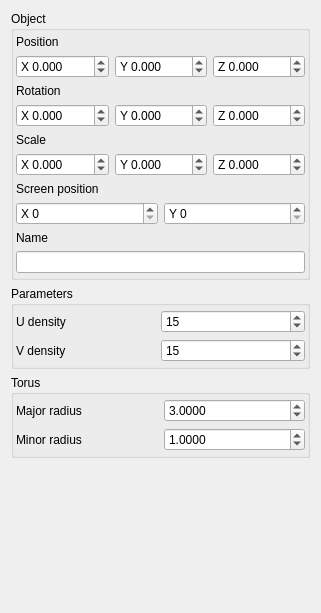
The window that Controls/controls.ui (VenMolom/GeometricModeling) describes before a commit, drawn with Qt 5.
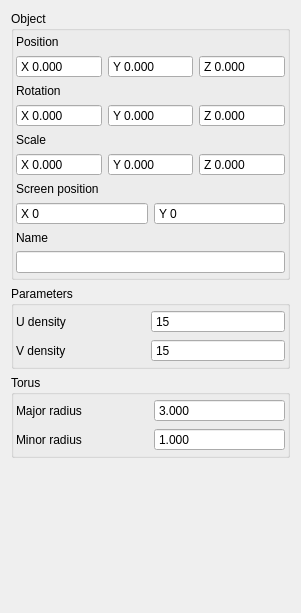
The same window after the commit.

```diff
--- a/Controls/controls.ui
+++ b/Controls/controls.ui
@@ -68,6 +68,12 @@
          </item>
          <item row="0" column="1">
           <widget class="QSpinBox" name="uDensity">
+           <property name="buttonSymbols">
+            <enum>QAbstractSpinBox::NoButtons</enum>
+           </property>
+           <property name="accelerated">
+            <bool>true</bool>
+           </property>
            <property name="minimum">
             <number>2</number>
            </property>
@@ -115,6 +121,12 @@
          </item>
          <item row="0" column="1">
           <widget class="QSpinBox" name="vDensity">
+           <property name="buttonSymbols">
+            <enum>QAbstractSpinBox::NoButtons</enum>
+           </property>
+           <property name="accelerated">
+            <bool>true</bool>
+           </property>
            <property name="minimum">
             <number>2</number>
            </property>
@@ -166,11 +178,17 @@
       </item>
       <item row="0" column="1">
        <widget class="QDoubleSpinBox" name="majorRadius">
+        <property name="buttonSymbols">
+         <enum>QAbstractSpinBox::NoButtons</enum>
+        </property>
+        <property name="accelerated">
+         <bool>true</bool>
+        </property>
         <property name="decimals">
-         <number>4</number>
+         <number>3</number>
         </property>
         <property name="minimum">
-         <double>0.000100000000000</double>
+         <double>0.000000000000000</double>
         </property>
         <property name="maximum">
          <double>10000.000000000000000</double>
@@ -188,11 +206,17 @@
       </item>
       <item row="3" column="1">
        <widget class="QDoubleSpinBox" name="minorRadius">
+        <property name="buttonSymbols">
+         <enum>QAbstractSpinBox::NoButtons</enum>
+        </property>
+        <property name="accelerated">
+         <bool>true</bool>
+        </property>
         <property name="decimals">
-         <number>4</number>
+         <number>3</number>
         </property>
         <property name="minimum">
-         <double>0.000100000000000</double>
+         <double>0.000000000000000</double>
         </property>
         <property name="maximum">
          <double>10000.000000000000000</double>
@@ -271,6 +295,12 @@
              <verstretch>0</verstretch>
             </sizepolicy>
            </property>
+           <property name="buttonSymbols">
+            <enum>QAbstractSpinBox::NoButtons</enum>
+           </property>
+           <property name="accelerated">
+            <bool>true</bool>
+           </property>
            <property name="prefix">
             <string>Z </string>
            </property>
@@ -296,6 +326,12 @@
              <verstretch>0</verstretch>
             </sizepolicy>
            </property>
+           <property name="buttonSymbols">
+            <enum>QAbstractSpinBox::NoButtons</enum>
+           </property>
+           <property name="accelerated">
+            <bool>true</bool>
+           </property>
            <property name="prefix">
             <string>X </string>
            </property>
@@ -321,6 +357,12 @@
              <verstretch>0</verstretch>
             </sizepolicy>
            </property>
+           <property name="buttonSymbols">
+            <enum>QAbstractSpinBox::NoButtons</enum>
+           </property>
+           <property name="accelerated">
+            <bool>true</bool>
+           </property>
            <property name="prefix">
             <string>Y </string>
            </property>
@@ -370,17 +412,29 @@
           <number>0</number>
          </property>
          <item row="1" column="2">
-          <widget class="QSpinBox" name="screenPosX">
-           <property name="prefix">
-            <string>Y </string>
-           </property>
-           <property name="maximum">
-            <number>10000</number>
-           </property>
-          </widget>
-         </item>
-         <item row="1" column="1">
           <widget class="QSpinBox" name="screenPosY">
+           <property name="buttonSymbols">
+            <enum>QAbstractSpinBox::NoButtons</enum>
+           </property>
+           <property name="accelerated">
+            <bool>true</bool>
+           </property>
+           <property name="prefix">
+            <string>Y </string>
+           </property>
+           <property name="maximum">
+            <number>10000</number>
+           </property>
+          </widget>
+         </item>
+         <item row="1" column="1">
+          <widget class="QSpinBox" name="screenPosX">
+           <property name="buttonSymbols">
+            <enum>QAbstractSpinBox::NoButtons</enum>
+           </property>
+           <property name="accelerated">
+            <bool>true</bool>
+           </property>
            <property name="suffix">
             <string/>
            </property>
@@ -431,6 +485,12 @@
              <verstretch>0</verstretch>
             </sizepolicy>
            </property>
+           <property name="buttonSymbols">
+            <enum>QAbstractSpinBox::NoButtons</enum>
+           </property>
+           <property name="accelerated">
+            <bool>true</bool>
+           </property>
            <property name="prefix">
             <string>Z </string>
            </property>
@@ -456,6 +516,12 @@
              <verstretch>0</verstretch>
             </sizepolicy>
            </property>
+           <property name="buttonSymbols">
+            <enum>QAbstractSpinBox::NoButtons</enum>
+           </property>
+           <property name="accelerated">
+            <bool>true</bool>
+           </property>
            <property name="prefix">
             <string>Y </string>
            </property>
@@ -481,6 +547,12 @@
              <verstretch>0</verstretch>
             </sizepolicy>
            </property>
+           <property name="buttonSymbols">
+            <enum>QAbstractSpinBox::NoButtons</enum>
+           </property>
+           <property name="accelerated">
+            <bool>true</bool>
+           </property>
            <property name="prefix">
             <string>X </string>
            </property>
@@ -537,6 +609,12 @@
              <verstretch>0</verstretch>
             </sizepolicy>
            </property>
+           <property name="buttonSymbols">
+            <enum>QAbstractSpinBox::NoButtons</enum>
+           </property>
+           <property name="accelerated">
+            <bool>true</bool>
+           </property>
            <property name="prefix">
             <string>Y </string>
            </property>
@@ -562,6 +640,12 @@
              <verstretch>0</verstretch>
             </sizepolicy>
            </property>
+           <property name="buttonSymbols">
+            <enum>QAbstractSpinBox::NoButtons</enum>
+           </property>
+           <property name="accelerated">
+            <bool>true</bool>
+           </property>
            <property name="prefix">
             <string>Z </string>
            </property>
@@ -587,6 +671,12 @@
              <verstretch>0</verstretch>
             </sizepolicy>
            </property>
+           <property name="buttonSymbols">
+            <enum>QAbstractSpinBox::NoButtons</enum>
+           </property>
+           <property name="accelerated">
+            <bool>true</bool>
+           </property>
            <property name="prefix">
             <string>X </string>
            </property>
```
